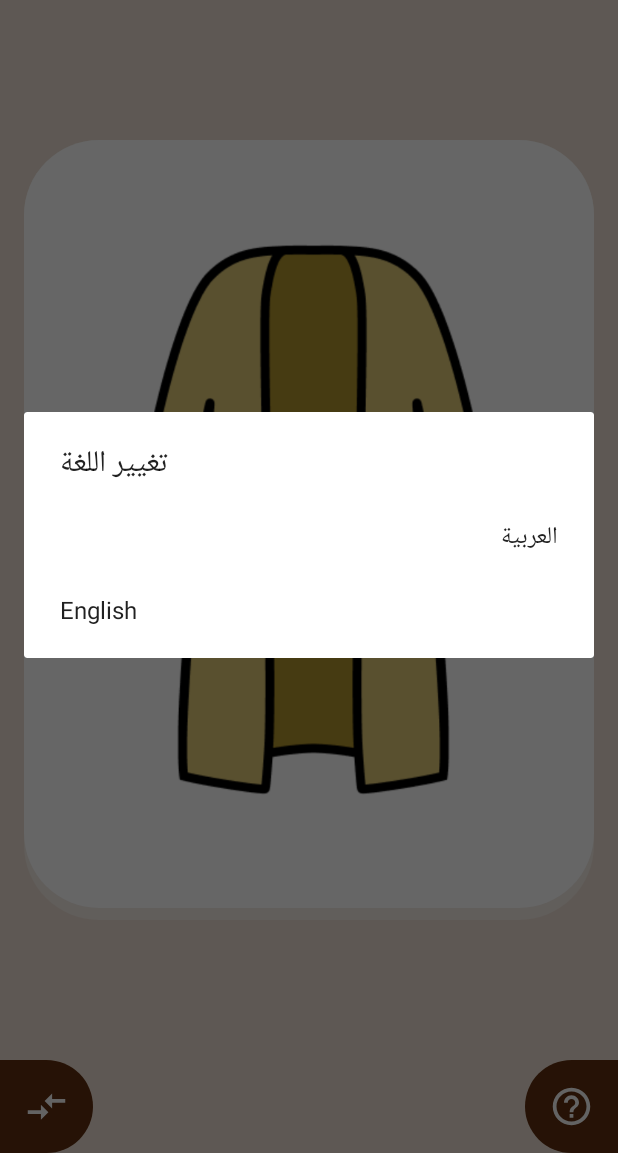
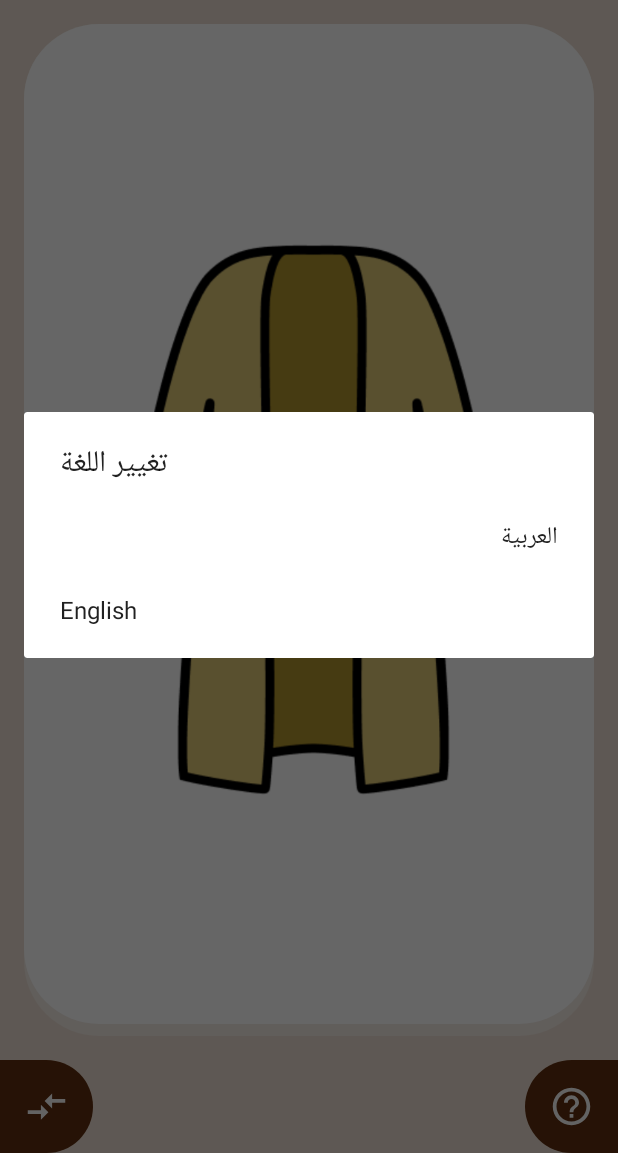
Before and after one commit to Wafaa21/CulturalWordsGame, an Android app: the screen it shows after launch (MainActivity), after a tap on an icon or button, on a phone screen of 412 x 824 dp, the part 83-1236 px from its top. Run offline under Robolectric (Android 15) with nearby library versions, the phone set to English and light mode, and no system bars.

Commit message:
fix some bugs

```diff
--- a/app/src/main/AndroidManifest.xml
+++ b/app/src/main/AndroidManifest.xml
@@ -17,7 +17,8 @@
             android:exported="true" />
         <activity
             android:name=".MainActivity"
-            android:exported="true">
+            android:exported="true"
+            android:configChanges="screenSize|orientation">
             <intent-filter>
                 <action android:name="android.intent.action.MAIN" />
 
--- a/app/src/main/java/com/barmej/culturalwordsgame/MainActivity.java
+++ b/app/src/main/java/com/barmej/culturalwordsgame/MainActivity.java
@@ -42,15 +42,18 @@ public class MainActivity extends AppCompatActivity {
     @Override
     protected void onCreate(Bundle savedInstanceState) {
         super.onCreate(savedInstanceState);
+
+        setContentView(R.layout.activity_main);
+        mImageViewQuestion=findViewById(R.id.questionImage);
+        ANSWERS_DETAILS=getResources().getStringArray(R.array.answer_details);
+        random=new Random();
+
+
         SharedPreferences sh=getSharedPreferences("app_pref", MODE_PRIVATE);
         String appLang=sh.getString("app_lang","");
         if(!appLang.equals(""))// اول مايشتغل التطبيق بيتم استخدام لغة الجهاز ثم بعدها نحفظ اللغة اللي يختارها المستخدم
             LocalHelper.setLocale(this,appLang);
 
-        setContentView(R.layout.activity_main);
-        mImageViewQuestion=findViewById(R.id.questionImage);
-        ANSWERS_DETAILS=getResources().getStringArray(R.array.answer_details);
-        random=new Random();
     }
 
     private void showLanguageDialog(){
@@ -59,7 +62,7 @@ public class MainActivity extends AppCompatActivity {
                 .setItems(R.array.languages, new DialogInterface.OnClickListener() {
                     @Override
                     public void onClick(DialogInterface dialogInterface, int which) {
-                        String language = "ar";
+                        String language = "";
                         switch (which) {
                             case 0:
                                 language = "ar";
--- a/app/src/main/res/layout/activity_main.xml
+++ b/app/src/main/res/layout/activity_main.xml
@@ -63,9 +63,11 @@
     <ImageView
         android:id="@+id/questionImage"
         android:layout_width="0dp"
-        android:layout_height="wrap_content"
+        android:layout_height="0dp"
         android:layout_marginStart="16dp"
+        android:layout_marginTop="16dp"
         android:layout_marginEnd="16dp"
+        android:layout_marginBottom="16dp"
         android:background="@drawable/rectangle_rounded_corners"
         app:layout_constraintBottom_toTopOf="@+id/change_button"
         app:layout_constraintEnd_toEndOf="parent"
--- a/app/src/main/res/values/strings.xml
+++ b/app/src/main/res/values/strings.xml
@@ -6,6 +6,8 @@
     <string name="share_title_hint">أضف عنوان</string>
     <string name="the_right_answer_is">الإجابة هي</string>
     <string name="back_text">رجوع</string>
+    <string name="change_lang_text">تغيير اللغة</string>
+
 
 
 
```
Also changed, not shown: app/src/main/java/com/barmej/culturalwordsgame/LocalHelper.java (line endings or trailing spaces), 2 other files.
